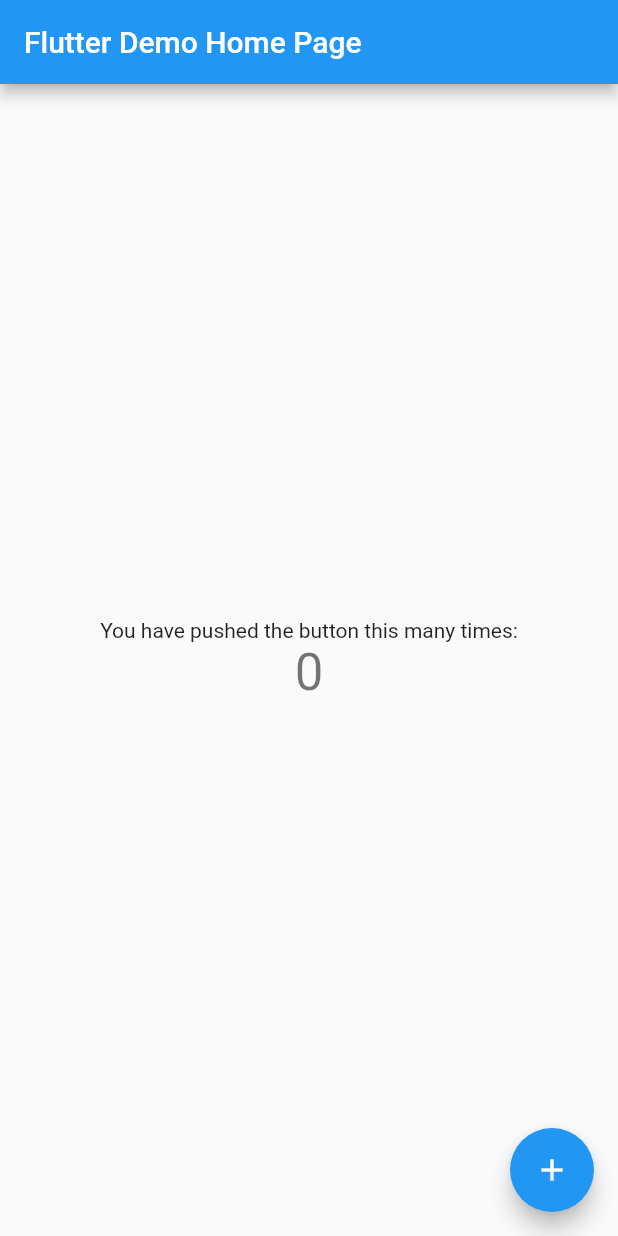
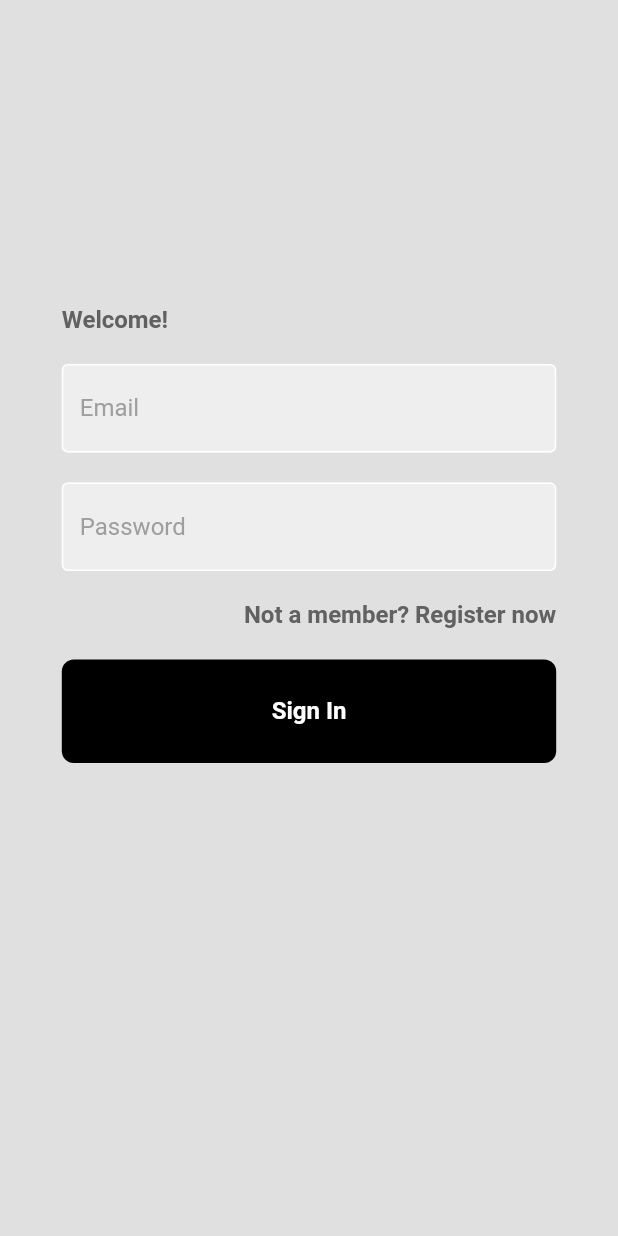
Before and after one commit to darmhey/picstore, a Flutter app: the screen it shows after launch, on a phone screen of 412 x 824 dp. Run offline on Flutter 3.47's test engine with Material 2 defaults, Android fonts, the phone set to English and light mode, and no system bars; our stand-ins replace firebase_core; accounts and stored records are empty.

Commit message:
LogIn form Register form

```diff
--- /dev/null
+++ b/lib/components/my_button.dart
@@ -0,0 +1,36 @@
+import 'package:flutter/material.dart';
+
+class MyButton extends StatelessWidget {
+  final Function() onTap;
+  final String buttonText;
+
+  const MyButton({
+    super.key,
+    required this.onTap,
+    required this.buttonText,
+  });
+
+  @override
+  Widget build(BuildContext context) {
+    return GestureDetector(
+      onTap: onTap,
+      child: Container(
+        padding: const EdgeInsets.symmetric(vertical: 25),
+        decoration: BoxDecoration(
+          color: Colors.black,
+          borderRadius: BorderRadius.circular(8),
+        ),
+        child: Center(
+          child: Text(
+            buttonText,
+            style: const TextStyle(
+              color: Colors.white,
+              fontWeight: FontWeight.bold,
+              fontSize: 16,
+            ),
+          ),
+        ),
+      ),
+    );
+  }
+}
--- /dev/null
+++ b/lib/components/my_textfield.dart
@@ -0,0 +1,33 @@
+import 'package:flutter/material.dart';
+
+class MyTextField extends StatelessWidget {
+  final TextEditingController controller;
+  final String hintText;
+  final bool obscureText;
+
+  const MyTextField({
+    super.key,
+    required this.controller,
+    required this.hintText,
+    required this.obscureText,
+  });
+
+  @override
+  Widget build(BuildContext context) {
+    return TextField(
+      controller: controller,
+      obscureText: obscureText,
+      decoration: InputDecoration(
+          enabledBorder: const OutlineInputBorder(
+            borderSide: BorderSide(color: Colors.white),
+          ),
+          focusedBorder: OutlineInputBorder(
+            borderSide: BorderSide(color: Colors.grey.shade400),
+          ),
+          fillColor: Colors.grey.shade200,
+          filled: true,
+          hintText: hintText,
+          hintStyle: TextStyle(color: Colors.grey[500])),
+    );
+  }
+}
--- a/lib/main.dart
+++ b/lib/main.dart
@@ -1,115 +1,28 @@
+import 'package:firebase_core/firebase_core.dart';
+import 'package:picstore/pages/sign_in.dart';
+import 'firebase_options.dart';
 import 'package:flutter/material.dart';
 
-void main() {
+void main() async {
+  WidgetsFlutterBinding.ensureInitialized();
+  await Firebase.initializeApp(
+    options: DefaultFirebaseOptions.currentPlatform,
+  );
   runApp(const MyApp());
 }
 
 class MyApp extends StatelessWidget {
-  const MyApp({super.key});
+  const MyApp({Key? key}) : super(key: key);
 
-  // This widget is the root of your application.
   @override
   Widget build(BuildContext context) {
     return MaterialApp(
+      debugShowCheckedModeBanner: false,
       title: 'Flutter Demo',
       theme: ThemeData(
-        // This is the theme of your application.
-        //
-        // Try running your application with "flutter run". You'll see the
-        // application has a blue toolbar. Then, without quitting the app, try
-        // changing the primarySwatch below to Colors.green and then invoke
-        // "hot reload" (press "r" in the console where you ran "flutter run",
-        // or simply save your changes to "hot reload" in a Flutter IDE).
-        // Notice that the counter didn't reset back to zero; the application
-        // is not restarted.
         primarySwatch: Colors.blue,
       ),
-      home: const MyHomePage(title: 'Flutter Demo Home Page'),
+      home: const SignIn(),
     );
   }
 }
-
-class MyHomePage extends StatefulWidget {
-  const MyHomePage({super.key, required this.title});
-
-  // This widget is the home page of your application. It is stateful, meaning
-  // that it has a State object (defined below) that contains fields that affect
-  // how it looks.
-
-  // This class is the configuration for the state. It holds the values (in this
-  // case the title) provided by the parent (in this case the App widget) and
-  // used by the build method of the State. Fields in a Widget subclass are
-  // always marked "final".
-
-  final String title;
-
-  @override
-  State<MyHomePage> createState() => _MyHomePageState();
-}
-
-class _MyHomePageState extends State<MyHomePage> {
-  int _counter = 0;
-
-  void _incrementCounter() {
-    setState(() {
-      // This call to setState tells the Flutter framework that something has
-      // changed in this State, which causes it to rerun the build method below
-      // so that the display can reflect the updated values. If we changed
-      // _counter without calling setState(), then the build method would not be
-      // called again, and so nothing would appear to happen.
-      _counter++;
-    });
-  }
-
-  @override
-  Widget build(BuildContext context) {
-    // This method is rerun every time setState is called, for instance as done
-    // by the _incrementCounter method above.
-    //
-    // The Flutter framework has been optimized to make rerunning build methods
-    // fast, so that you can just rebuild anything that needs updating rather
-    // than having to individually change instances of widgets.
-    return Scaffold(
-      appBar: AppBar(
-        // Here we take the value from the MyHomePage object that was created by
-        // the App.build method, and use it to set our appbar title.
-        title: Text(widget.title),
-      ),
-      body: Center(
-        // Center is a layout widget. It takes a single child and positions it
-        // in the middle of the parent.
-        child: Column(
-          // Column is also a layout widget. It takes a list of children and
-          // arranges them vertically. By default, it sizes itself to fit its
-          // children horizontally, and tries to be as tall as its parent.
-          //
-          // Invoke "debug painting" (press "p" in the console, choose the
-          // "Toggle Debug Paint" action from the Flutter Inspector in Android
-          // Studio, or the "Toggle Debug Paint" command in Visual Studio Code)
-          // to see the wireframe for each widget.
-          //
-          // Column has various properties to control how it sizes itself and
-          // how it positions its children. Here we use mainAxisAlignment to
-          // center the children vertically; the main axis here is the vertical
-          // axis because Columns are vertical (the cross axis would be
-          // horizontal).
-          mainAxisAlignment: MainAxisAlignment.center,
-          children: <Widget>[
-            const Text(
-              'You have pushed the button this many times:',
-            ),
-            Text(
-              '$_counter',
-              style: Theme.of(context).textTheme.headline4,
-            ),
-          ],
-        ),
-      ),
-      floatingActionButton: FloatingActionButton(
-        onPressed: _incrementCounter,
-        tooltip: 'Increment',
-        child: const Icon(Icons.add),
-      ), // This trailing comma makes auto-formatting nicer for build methods.
-    );
-  }
-}
--- /dev/null
+++ b/lib/pages/sign_in.dart
@@ -0,0 +1,113 @@
+import 'package:flutter/material.dart';
+import 'package:picstore/components/my_button.dart';
+import 'package:picstore/components/my_textfield.dart';
+
+class SignIn extends StatelessWidget {
+  const SignIn({super.key});
+
+  @override
+  Widget build(BuildContext context) {
+    return Scaffold(
+      backgroundColor: Colors.grey[300],
+      body: LayoutBuilder(
+        builder: ((context, constraints) {
+          final width = constraints.maxWidth * 0.8;
+          final height = constraints.maxHeight * 0.7;
+
+          return Center(
+            child: SingleChildScrollView(
+              child: ConstrainedBox(
+                constraints: BoxConstraints(
+                  minHeight: height,
+                  maxWidth: width,
+                ),
+                child: const SignInForm(),
+              ),
+            ),
+          );
+        }),
+      ),
+    );
+  }
+}
+
+class SignInForm extends StatefulWidget {
+  const SignInForm({super.key});
+
+  @override
+  State<SignInForm> createState() => _SignInFormState();
+}
+
+class _SignInFormState extends State<SignInForm> {
+  final emailController = TextEditingController();
+  final passwordController = TextEditingController();
+
+  @override
+  void dispose() {
+    emailController.dispose();
+    passwordController.dispose();
+    super.dispose();
+  }
+
+  @override
+  Widget build(BuildContext context) {
+    return Column(
+      crossAxisAlignment: CrossAxisAlignment.start,
+      children: [
+        const SizedBox(
+          height: 80,
+        ),
+        Text(
+          'Welcome!',
+          style: TextStyle(
+            color: Colors.grey[700],
+            fontSize: 16,
+            fontWeight: FontWeight.bold,
+          ),
+        ),
+        const SizedBox(
+          height: 20,
+        ),
+        MyTextField(
+          controller: emailController,
+          hintText: 'Email',
+          obscureText: false,
+        ),
+        const SizedBox(
+          height: 20,
+        ),
+        MyTextField(
+          controller: passwordController,
+          hintText: 'Password',
+          obscureText: true,
+        ),
+        const SizedBox(
+          height: 20,
+        ),
+        Row(
+          mainAxisAlignment: MainAxisAlignment.end,
+          children: [
+            GestureDetector(
+              onTap: () {},
+              child: Text(
+                'Not a member? Register now',
+                style: TextStyle(
+                  color: Colors.grey[700],
+                  fontSize: 16,
+                  fontWeight: FontWeight.bold,
+                ),
+              ),
+            ),
+          ],
+        ),
+        const SizedBox(
+          height: 20,
+        ),
+        MyButton(
+          onTap: (() {}),
+          buttonText: 'Sign In',
+        )
+      ],
+    );
+  }
+}
--- a/pubspec.yaml
+++ b/pubspec.yaml
@@ -36,6 +36,9 @@
   # The following adds the Cupertino Icons font to your application.
   # Use with the CupertinoIcons class for iOS style icons.
   cupertino_icons: ^1.0.2
+  firebase_core: ^2.4.1
+  firebase_storage: ^11.0.10
+  firebase_auth: ^4.2.5
 
 dev_dependencies:
   flutter_test:
```
Also changed, not shown: lib/pages/register.dart (added, +113 -0 lines), lib/firebase_options.dart (added), pubspec.lock, 15 other files.
